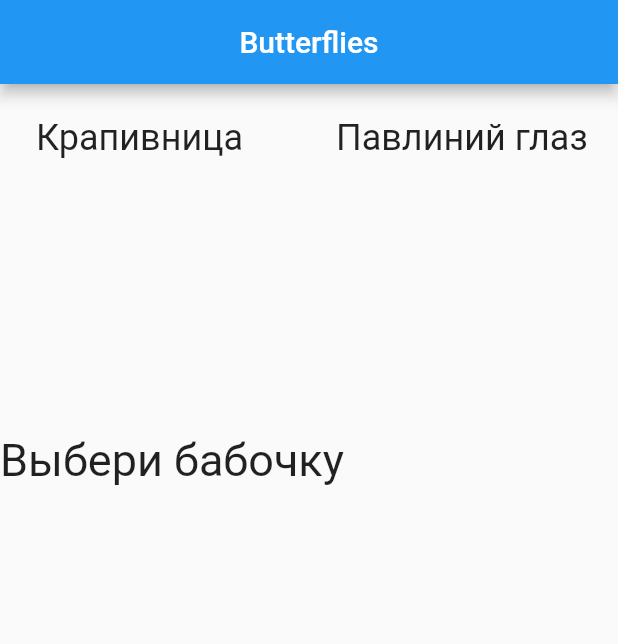
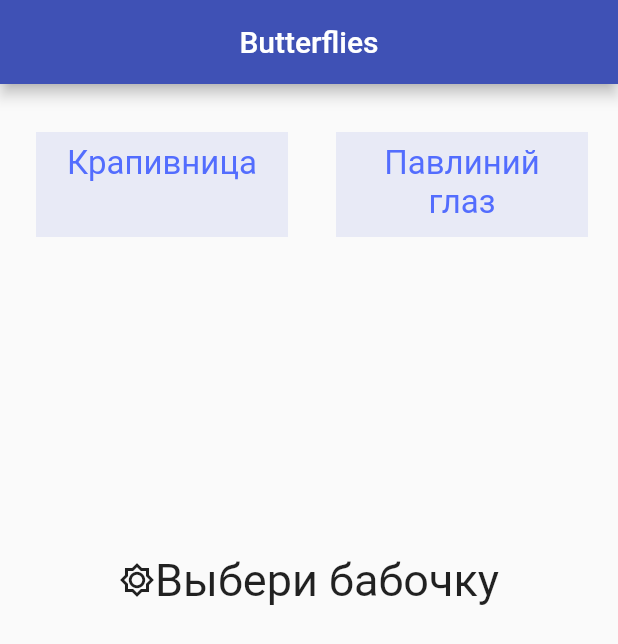
Before and after one commit to Inna2020V/flutter_lesson_6_2_horizontal_scroll, a Flutter app: the screen it shows after launch, on a phone screen of 412 x 824 dp. Shown: the top 644 px of the screen. Run offline on Flutter 3.47's test engine with Material 2 defaults, Android fonts, the phone set to English and light mode, and no system bars.

Commit message:
add icon

```diff
--- a/lib/main.dart
+++ b/lib/main.dart
@@ -1,5 +1,4 @@
 import 'package:flutter/material.dart';
-
 import 'package:flutter/rendering.dart';
 
 void main() {
@@ -9,6 +8,7 @@ void main() {
     appBar: AppBar(
       title: const Text("Butterflies"),
       centerTitle: true,
+      backgroundColor: Colors.indigo,
     ),
   )));
 }
@@ -57,11 +57,26 @@ class _ButterfliesListState extends State<ButterfliesList> {
                       _selectedIndex = index;
                     });
                   },
-                  title: Text(_butterflies[index],
-                      style: const TextStyle(fontSize: 24)),
+                  title: Container(
+                    height: 70,
+                    width: double.infinity,
+                    color: Colors.indigo[50],
+                    margin: const EdgeInsets.symmetric(vertical: 20),
+                    padding: const EdgeInsets.all(8),
+                    child: Text(_butterflies[index],
+                        textAlign: TextAlign.center,
+                        style: const TextStyle(
+                            fontSize: 22, color: Colors.indigoAccent)),
+                  ),
                   selected: index == _selectedIndex),
             ),
           ),
+        ),
+        Row(
+          mainAxisAlignment: MainAxisAlignment.center,
+          children: [
+            const Icon(
+              Icons.brightness_5_outlined,
             ),
             Text(
                 _selectedIndex == -1
@@ -69,12 +84,17 @@ class _ButterfliesListState extends State<ButterfliesList> {
                     : " ${_butterflies[_selectedIndex]}",
                 textAlign: TextAlign.center,
                 style: const TextStyle(fontSize: 30)),
+          ],
+        ),
+        const SizedBox(
+          height: 20,
+        ),
         Container(
-            height: 500.0,
-            padding: const EdgeInsets.all(20),
-            child: Text(
-                _selectedIndex == -1 ? '' : _description[_selectedIndex],
-                style: const TextStyle(fontSize: 20, color: Colors.blue))),
+          height: 400.0,
+          padding: const EdgeInsets.symmetric(horizontal: 30),
+          child: Text(_selectedIndex == -1 ? '' : _description[_selectedIndex],
+              style: const TextStyle(fontSize: 20, color: Colors.indigo)),
+        ),
       ],
     );
   }
```
Lines whose indentation alone changed are shown as unchanged.
